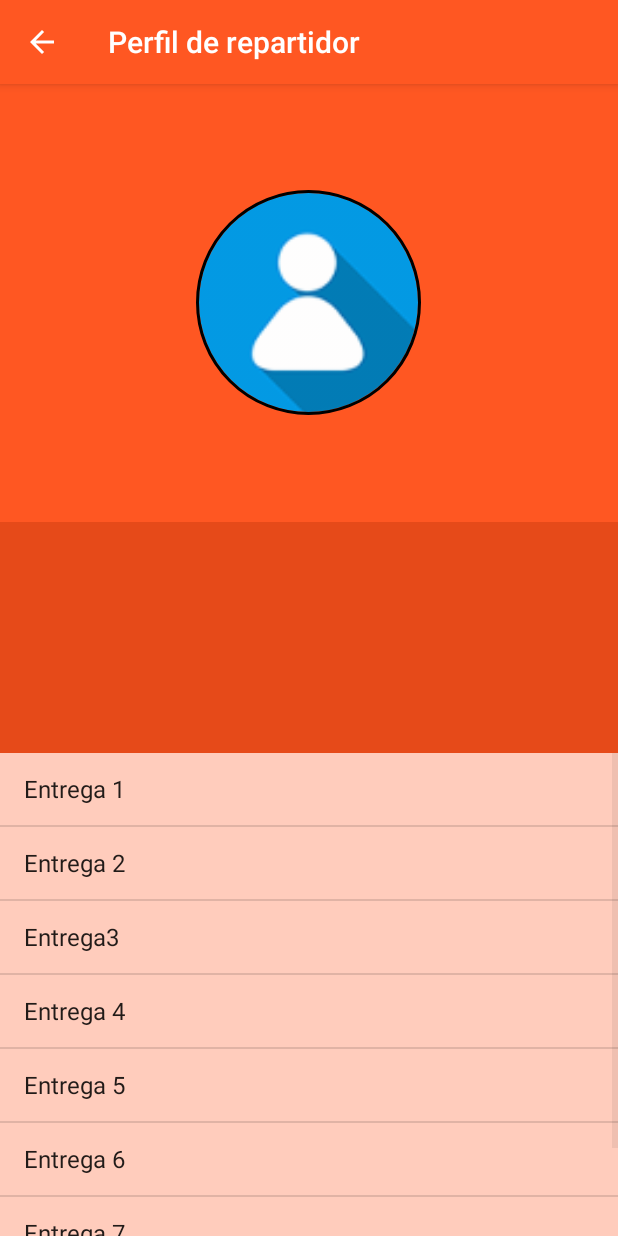
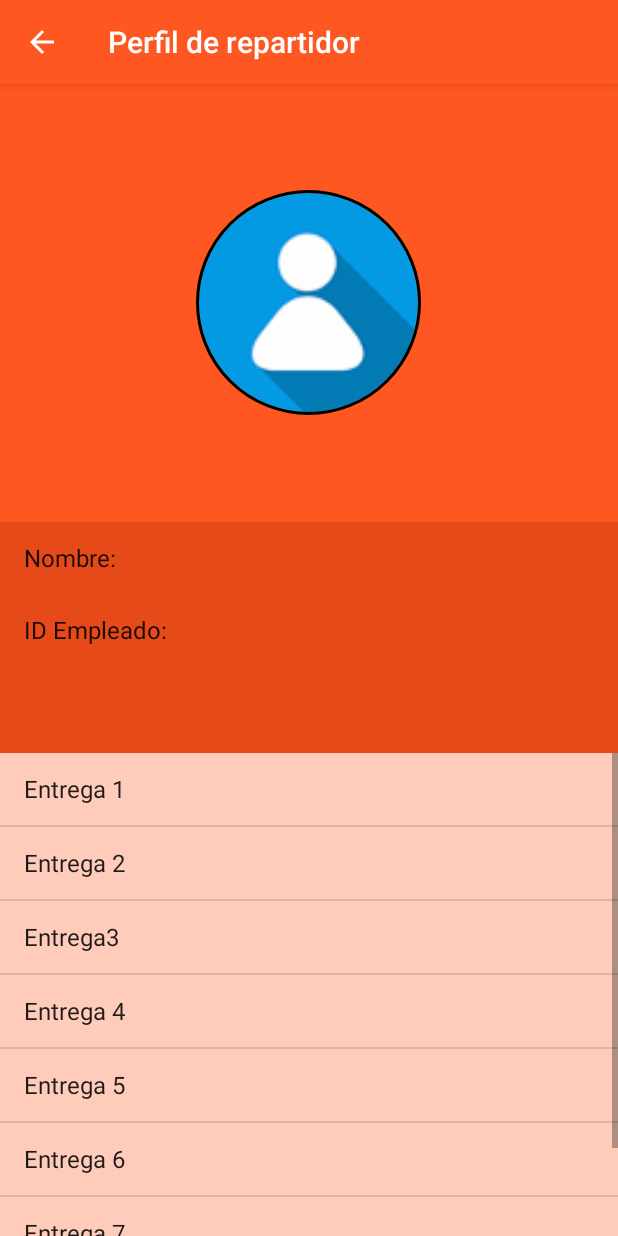
Before and after one commit to Itzli2000/Android, an Android app: the DeliveryIDActivity screen opened directly, with no data from a screen before it, on a phone screen of 412 x 824 dp. Run offline under Robolectric (Android 15) with nearby library versions, the phone set to English and light mode, and no system bars; our stand-ins replace CircleImageView.

Commit message:
Actualización para mostrar datos de repartidor

```diff
--- a/DabbaApp/app/src/main/java/com/tesca/dabbaapp/DeliveryIDActivity.java
+++ b/DabbaApp/app/src/main/java/com/tesca/dabbaapp/DeliveryIDActivity.java
@@ -13,6 +13,7 @@ import android.widget.Toast;
 
 public class DeliveryIDActivity extends AppCompatActivity {
 
+
     @Override
     protected void onCreate(Bundle savedInstanceState) {
         super.onCreate(savedInstanceState);
@@ -21,6 +22,16 @@ public class DeliveryIDActivity extends AppCompatActivity {
         showToolbar(getResources().getString(R.string.toolbar_deliver_id),true);
 
         deliver_list();
+        deliverID();
+    }
+
+    private void deliverID() {
+        //Datos del repartidor
+        String [] id_deliver = {"Nombre: ", "ID Empleado: "};
+        //Mostrar los datos del repartidor
+        ListAdapter adapterid = new ArrayAdapter<String>(this, android.R.layout.simple_list_item_1, id_deliver);
+        ListView listview = (ListView) findViewById(R.id.deliverman_id);
+        listview.setAdapter(adapterid);
     }
 
     public void showToolbar (String tittle, boolean upButton){
--- a/DabbaApp/app/src/main/res/layout/activity_delivery_id.xml
+++ b/DabbaApp/app/src/main/res/layout/activity_delivery_id.xml
@@ -49,6 +49,7 @@
                 android:id="@+id/deliverman_id"
                 android:layout_width="wrap_content"
                 android:layout_height="match_parent"
+                android:divider="@null"
                 android:background="@color/colorPrimaryDark">
 
             </ListView>
```
